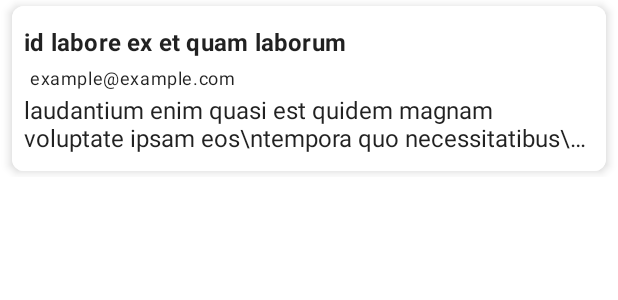
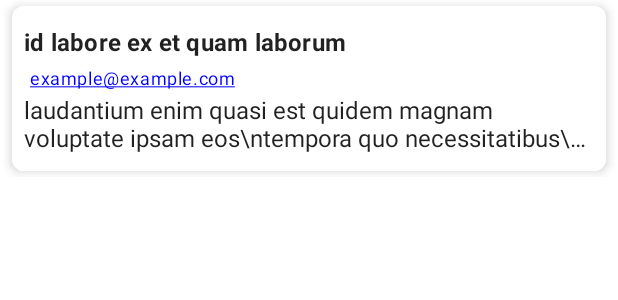
Before and after one commit to zack2/android-app-fake-api, an Android app built with Jetpack Compose: the @Preview function DefaultPreview, on a phone screen of 412 x 824 dp. Shown: the top 300 px of the screen. Run offline under Robolectric (Android 15) with nearby library versions, the phone set to English and light mode, and no system bars.

```diff
--- a/app/src/main/java/com/olivierloukombo/android_app_fake_api/MainActivity.kt
+++ b/app/src/main/java/com/olivierloukombo/android_app_fake_api/MainActivity.kt
@@ -14,7 +14,9 @@ import androidx.compose.material.Surface
 import androidx.compose.material.Text
 import androidx.compose.runtime.*
 import androidx.compose.ui.Modifier
+import androidx.compose.ui.graphics.Color
 import androidx.compose.ui.text.font.FontWeight
+import androidx.compose.ui.text.style.TextDecoration
 import androidx.compose.ui.text.style.TextOverflow
 import androidx.compose.ui.tooling.preview.Preview
 import androidx.compose.ui.unit.dp
@@ -82,6 +84,8 @@ fun CommentItem(commentMe: Comment) {
                     Text(
                         text = commentMe.email,
                         style = MaterialTheme.typography.caption,
+                        color = Color.Blue,
+                        textDecoration = TextDecoration.Underline,
                         modifier = Modifier
                             .padding(4.dp)
 
```
